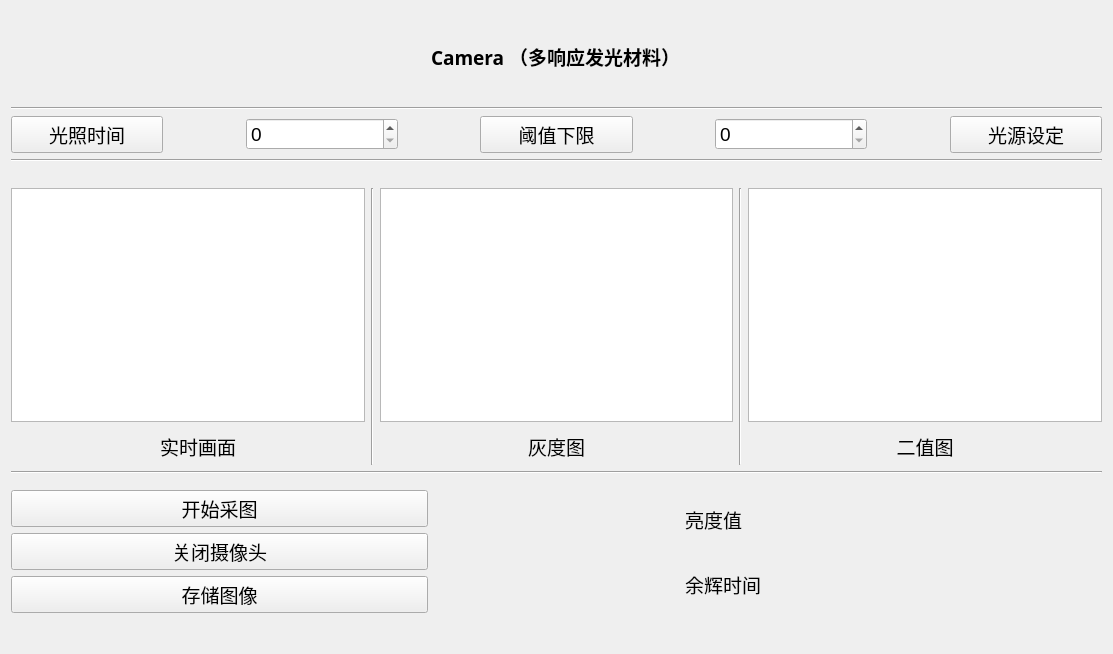
Before: the Qt Designer form camera.ui in zhao1206/CameraCapture, drawn with Qt 5.
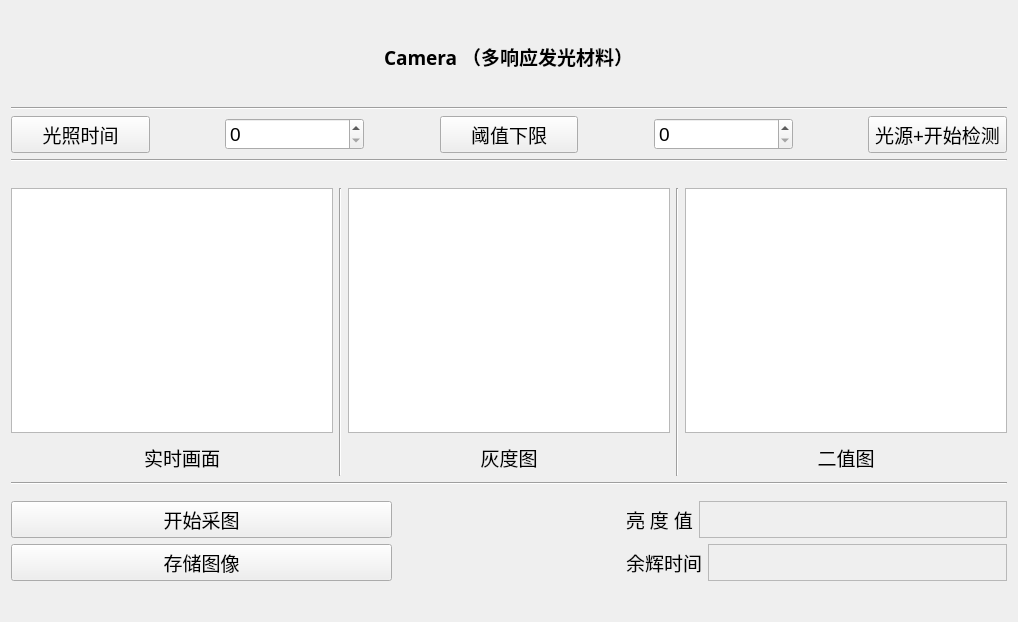
After: the same form once the commit is applied.

Patch:
```diff
--- a/camera.ui
+++ b/camera.ui
@@ -6,8 +6,8 @@
    <rect>
     <x>0</x>
     <y>0</y>
-    <width>1113</width>
-    <height>654</height>
+    <width>1018</width>
+    <height>622</height>
    </rect>
   </property>
   <property name="windowTitle">
@@ -184,7 +184,7 @@
           </font>
          </property>
          <property name="text">
-          <string>光源设定</string>
+          <string>光源+开始检测</string>
          </property>
         </widget>
        </item>
@@ -481,7 +481,7 @@
              </property>
              <property name="font">
               <font>
-               <family>华文仿宋</family>
+               <family>仿宋</family>
                <pointsize>14</pointsize>
               </font>
              </property>
@@ -493,27 +493,7 @@
           </layout>
          </item>
          <item>
-          <layout class="QHBoxLayout" name="horizontalLayout_10">
-           <item>
-            <widget class="QPushButton" name="pushButton_close">
-             <property name="sizePolicy">
-              <sizepolicy hsizetype="Preferred" vsizetype="Fixed">
-               <horstretch>0</horstretch>
-               <verstretch>0</verstretch>
-              </sizepolicy>
-             </property>
-             <property name="font">
-              <font>
-               <family>仿宋</family>
-               <pointsize>14</pointsize>
-              </font>
-             </property>
-             <property name="text">
-              <string>关闭摄像头</string>
-             </property>
-            </widget>
-           </item>
-          </layout>
+          <layout class="QHBoxLayout" name="horizontalLayout_10"/>
          </item>
          <item>
           <layout class="QHBoxLayout" name="horizontalLayout_9">
@@ -556,7 +536,7 @@
        <item>
         <layout class="QVBoxLayout" name="verticalLayout_5">
          <item>
-          <layout class="QHBoxLayout" name="horizontalLayout_11">
+          <layout class="QHBoxLayout" name="horizontalLayout_11" stretch="25,45">
            <item>
             <widget class="QLabel" name="label_5">
              <property name="sizePolicy">
@@ -572,7 +552,7 @@
               </font>
              </property>
              <property name="text">
-              <string>亮度值</string>
+              <string>亮 度 值</string>
              </property>
             </widget>
            </item>
@@ -587,6 +567,9 @@
              <property name="styleSheet">
               <string notr="true"/>
              </property>
+             <property name="frameShape">
+              <enum>QFrame::StyledPanel</enum>
+             </property>
              <property name="text">
               <string/>
              </property>
@@ -623,6 +606,9 @@
                <pointsize>12</pointsize>
               </font>
              </property>
+             <property name="frameShape">
+              <enum>QFrame::StyledPanel</enum>
+             </property>
              <property name="text">
               <string/>
              </property>
```
